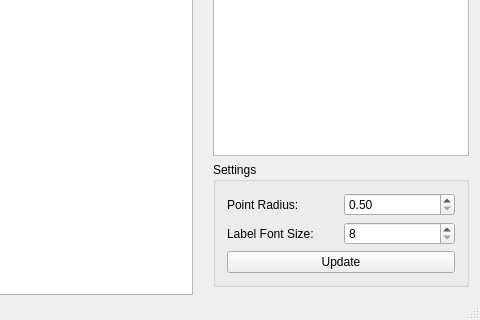
Before: the Qt Designer form src/mainwindow.ui in otre99/TaggerTool, drawn with Qt 5; both pictures show x 685 to 1165 and y 435 to 755 of the 1165 by 755 pixel window.
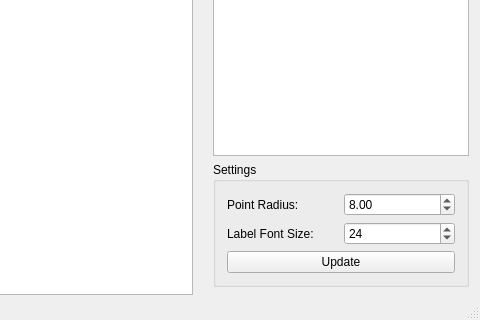
After: the same form once the commit is applied. Icons and pictures are not drawn. Custom widgets are drawn as their Qt base class.

The edit to the form file:
```diff
--- a/src/mainwindow.ui
+++ b/src/mainwindow.ui
@@ -278,6 +278,9 @@
           <property name="singleStep">
            <double>0.500000000000000</double>
           </property>
+          <property name="value">
+           <double>8.000000000000000</double>
+          </property>
          </widget>
         </item>
         <item row="1" column="0">
@@ -295,6 +298,9 @@
           <property name="maximum">
            <number>200</number>
           </property>
+          <property name="value">
+           <number>24</number>
+          </property>
          </widget>
         </item>
         <item row="2" column="0" colspan="2">
```
